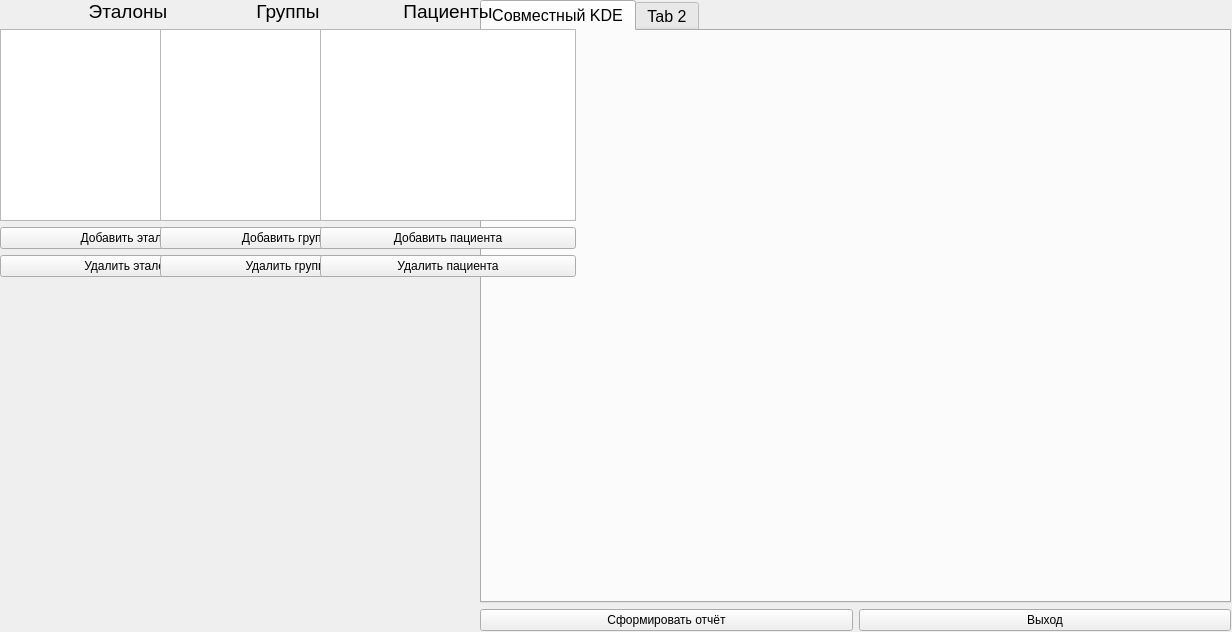
podkidyshev/health-weather_correlation, file src/main/python/ui/health_weather.ui: the form before one commit.
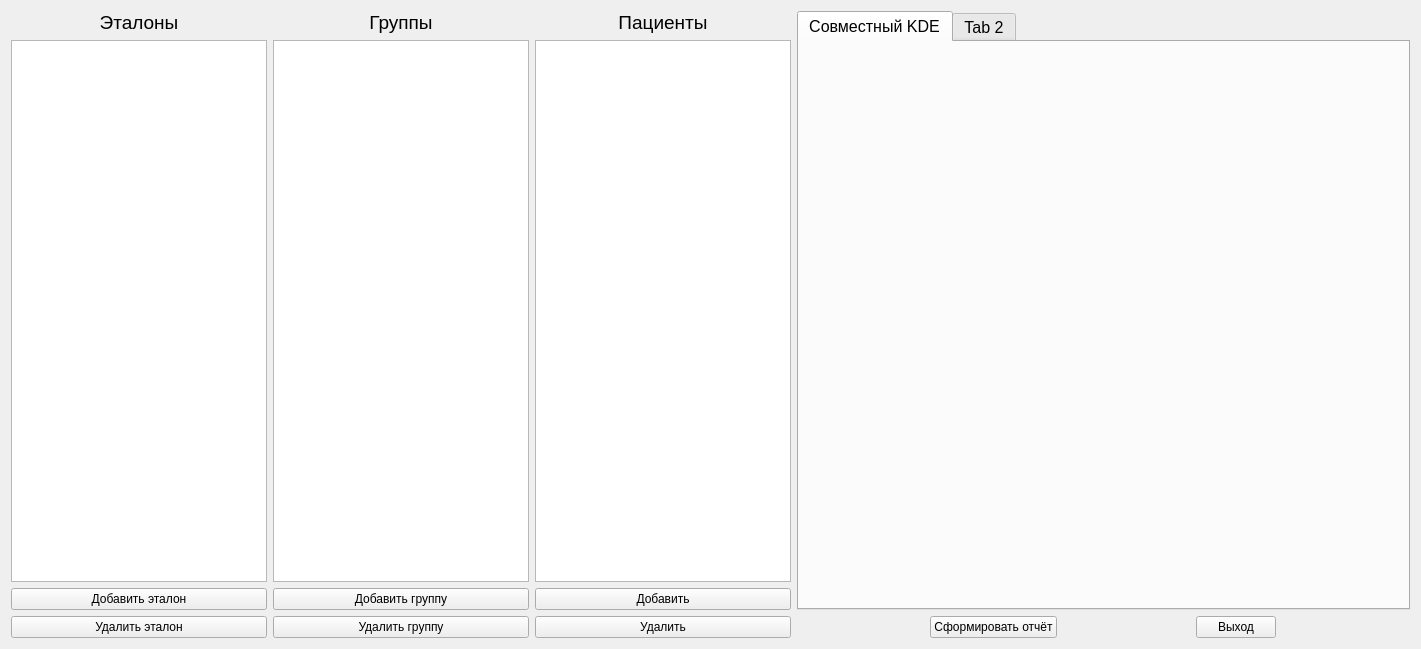
The form after the commit.

The edit to the form file:
```diff
--- a/src/main/python/ui/health_weather.ui
+++ b/src/main/python/ui/health_weather.ui
@@ -6,22 +6,80 @@
    <rect>
     <x>0</x>
     <y>0</y>
-    <width>1232</width>
-    <height>632</height>
+    <width>1421</width>
+    <height>649</height>
    </rect>
   </property>
+  <property name="sizePolicy">
+   <sizepolicy hsizetype="Preferred" vsizetype="Expanding">
+    <horstretch>0</horstretch>
+    <verstretch>0</verstretch>
+   </sizepolicy>
+  </property>
   <property name="windowTitle">
    <string>Form</string>
   </property>
-  <widget class="QWidget" name="verticalLayoutWidget_4">
-   <property name="geometry">
-    <rect>
-     <x>480</x>
-     <y>0</y>
-     <width>751</width>
-     <height>631</height>
-    </rect>
-   </property>
+  <layout class="QGridLayout" name="gridLayout">
+   <item row="0" column="3">
+    <layout class="QVBoxLayout" name="patient_layout">
+     <property name="sizeConstraint">
+      <enum>QLayout::SetFixedSize</enum>
+     </property>
+     <item>
+      <layout class="QGridLayout" name="patient_gridLayout">
+       <property name="sizeConstraint">
+        <enum>QLayout::SetFixedSize</enum>
+       </property>
+       <item row="0" column="0">
+        <widget class="QLabel" name="patient_label">
+         <property name="font">
+          <font>
+           <pointsize>14</pointsize>
+          </font>
+         </property>
+         <property name="text">
+          <string>Пациенты</string>
+         </property>
+         <property name="alignment">
+          <set>Qt::AlignCenter</set>
+         </property>
+        </widget>
+       </item>
+       <item row="2" column="0">
+        <widget class="QPushButton" name="add_patient_btn">
+         <property name="sizePolicy">
+          <sizepolicy hsizetype="Preferred" vsizetype="Fixed">
+           <horstretch>0</horstretch>
+           <verstretch>0</verstretch>
+          </sizepolicy>
+         </property>
+         <property name="text">
+          <string>Добавить</string>
+         </property>
+        </widget>
+       </item>
+       <item row="3" column="0">
+        <widget class="QPushButton" name="del_patient_btn">
+         <property name="text">
+          <string>Удалить</string>
+         </property>
+        </widget>
+       </item>
+       <item row="1" column="0">
+        <widget class="QListWidget" name="patient_list">
+         <property name="sizePolicy">
+          <sizepolicy hsizetype="Fixed" vsizetype="Expanding">
+           <horstretch>0</horstretch>
+           <verstretch>0</verstretch>
+          </sizepolicy>
+         </property>
+        </widget>
+       </item>
+      </layout>
+     </item>
+    </layout>
+   </item>
+   <item row="0" column="4">
    <layout class="QVBoxLayout" name="data_layout">
     <item>
      <widget class="QTabWidget" name="tabWidget">
@@ -46,12 +104,18 @@
      </widget>
     </item>
     <item>
-     <layout class="QGridLayout" name="gridLayout">
+      <layout class="QGridLayout" name="report_layout">
       <property name="sizeConstraint">
        <enum>QLayout::SetMaximumSize</enum>
       </property>
       <item row="0" column="1">
        <widget class="QPushButton" name="exit_btn">
+         <property name="sizePolicy">
+          <sizepolicy hsizetype="Fixed" vsizetype="Fixed">
+           <horstretch>0</horstretch>
+           <verstretch>0</verstretch>
+          </sizepolicy>
+         </property>
         <property name="text">
          <string>Выход</string>
         </property>
@@ -59,6 +123,12 @@
       </item>
       <item row="0" column="0">
        <widget class="QPushButton" name="report_btn">
+         <property name="sizePolicy">
+          <sizepolicy hsizetype="Fixed" vsizetype="Fixed">
+           <horstretch>0</horstretch>
+           <verstretch>0</verstretch>
+          </sizepolicy>
+         </property>
         <property name="text">
          <string>Сформировать отчёт</string>
         </property>
@@ -67,70 +137,8 @@
      </layout>
     </item>
    </layout>
-  </widget>
-  <widget class="QWidget" name="verticalLayoutWidget">
-   <property name="geometry">
-    <rect>
-     <x>0</x>
-     <y>0</y>
-     <width>160</width>
-     <height>631</height>
-    </rect>
-   </property>
-   <layout class="QVBoxLayout" name="ref_layout">
-    <property name="sizeConstraint">
-     <enum>QLayout::SetFixedSize</enum>
-    </property>
-    <item>
-     <layout class="QGridLayout" name="ref_gridLayout">
-      <property name="sizeConstraint">
-       <enum>QLayout::SetFixedSize</enum>
-      </property>
-      <item row="1" column="0">
-       <widget class="QListWidget" name="ref_list"/>
-      </item>
-      <item row="2" column="0">
-       <widget class="QPushButton" name="add_ref_btn">
-        <property name="text">
-         <string>Добавить эталон</string>
-        </property>
-       </widget>
-      </item>
-      <item row="3" column="0">
-       <widget class="QPushButton" name="del_ref_btn">
-        <property name="text">
-         <string>Удалить эталон</string>
-        </property>
-       </widget>
-      </item>
-      <item row="0" column="0">
-       <widget class="QLabel" name="ref_label">
-        <property name="font">
-         <font>
-          <pointsize>14</pointsize>
-         </font>
-        </property>
-        <property name="text">
-         <string>Эталоны</string>
-        </property>
-        <property name="alignment">
-         <set>Qt::AlignCenter</set>
-        </property>
-       </widget>
-      </item>
-     </layout>
-    </item>
-   </layout>
-  </widget>
-  <widget class="QWidget" name="verticalLayoutWidget_2">
-   <property name="geometry">
-    <rect>
-     <x>160</x>
-     <y>0</y>
-     <width>160</width>
-     <height>631</height>
-    </rect>
-   </property>
+   </item>
+   <item row="0" column="1">
    <layout class="QVBoxLayout" name="group_layout">
     <property name="sizeConstraint">
      <enum>QLayout::SetFixedSize</enum>
@@ -140,9 +148,6 @@
       <property name="sizeConstraint">
        <enum>QLayout::SetFixedSize</enum>
       </property>
-      <item row="1" column="0">
-       <widget class="QListWidget" name="group_list"/>
-      </item>
       <item row="2" column="0">
        <widget class="QPushButton" name="add_group_btn">
         <property name="text">
@@ -150,6 +155,16 @@
         </property>
        </widget>
       </item>
+       <item row="1" column="0">
+        <widget class="QListWidget" name="group_list">
+         <property name="sizePolicy">
+          <sizepolicy hsizetype="Fixed" vsizetype="Expanding">
+           <horstretch>0</horstretch>
+           <verstretch>0</verstretch>
+          </sizepolicy>
+         </property>
+        </widget>
+       </item>
       <item row="3" column="0">
        <widget class="QPushButton" name="del_group_btn">
         <property name="text">
@@ -175,61 +190,61 @@
      </layout>
     </item>
    </layout>
-  </widget>
-  <widget class="QWidget" name="verticalLayoutWidget_3">
-   <property name="geometry">
-    <rect>
-     <x>320</x>
-     <y>0</y>
-     <width>160</width>
-     <height>631</height>
-    </rect>
-   </property>
-   <layout class="QVBoxLayout" name="patient_layout">
+   </item>
+   <item row="0" column="0">
+    <layout class="QVBoxLayout" name="ref_layout">
     <property name="sizeConstraint">
      <enum>QLayout::SetFixedSize</enum>
     </property>
     <item>
-     <layout class="QGridLayout" name="patient_gridLayout">
+      <layout class="QGridLayout" name="ref_gridLayout">
       <property name="sizeConstraint">
        <enum>QLayout::SetFixedSize</enum>
       </property>
+       <item row="1" column="0">
+        <widget class="QListWidget" name="ref_list">
+         <property name="sizePolicy">
+          <sizepolicy hsizetype="Fixed" vsizetype="Expanding">
+           <horstretch>0</horstretch>
+           <verstretch>0</verstretch>
+          </sizepolicy>
+         </property>
+        </widget>
+       </item>
+       <item row="2" column="0">
+        <widget class="QPushButton" name="add_ref_btn">
+         <property name="text">
+          <string>Добавить эталон</string>
+         </property>
+        </widget>
+       </item>
+       <item row="3" column="0">
+        <widget class="QPushButton" name="del_ref_btn">
+         <property name="text">
+          <string>Удалить эталон</string>
+         </property>
+        </widget>
+       </item>
       <item row="0" column="0">
-       <widget class="QLabel" name="patient_label">
+        <widget class="QLabel" name="ref_label">
         <property name="font">
          <font>
           <pointsize>14</pointsize>
          </font>
         </property>
         <property name="text">
-         <string>Пациенты</string>
+          <string>Эталоны</string>
         </property>
         <property name="alignment">
          <set>Qt::AlignCenter</set>
         </property>
        </widget>
       </item>
-      <item row="2" column="0">
-       <widget class="QPushButton" name="add_patient_btn">
-        <property name="text">
-         <string>Добавить пациента</string>
-        </property>
-       </widget>
-      </item>
-      <item row="1" column="0">
-       <widget class="QListWidget" name="patient_list"/>
-      </item>
-      <item row="3" column="0">
-       <widget class="QPushButton" name="del_patient_btn">
-        <property name="text">
-         <string>Удалить пациента</string>
-        </property>
-       </widget>
-      </item>
+      </layout>
+     </item>
      </layout>
     </item>
    </layout>
-  </widget>
  </widget>
  <resources/>
  <connections/>
```
Lines whose indentation alone changed are shown as unchanged.
